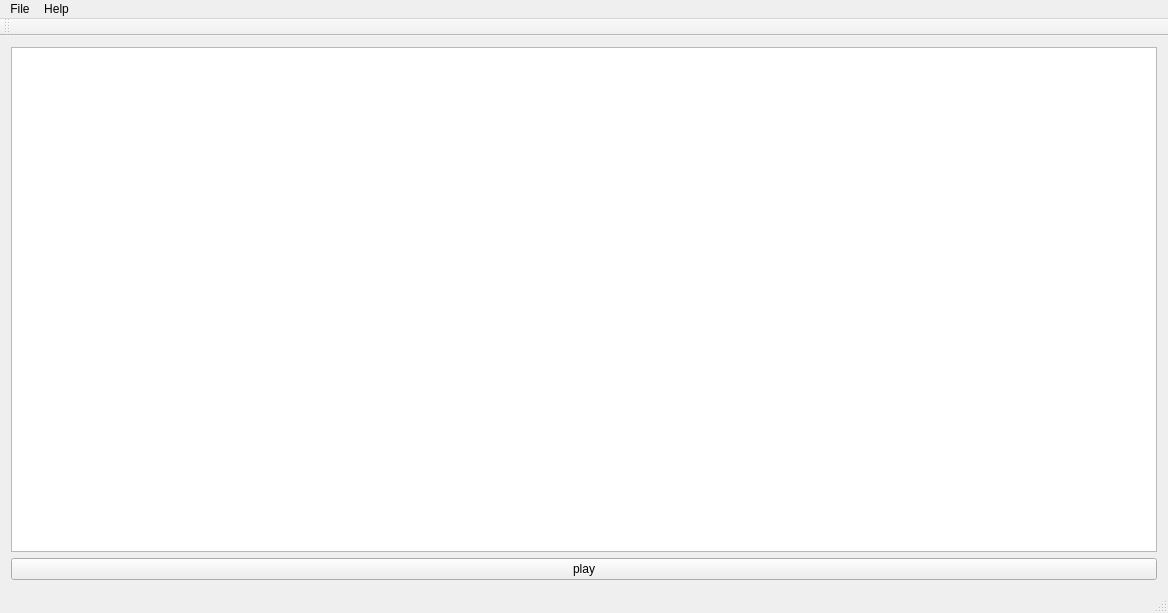
Above: mainwindow.ui from Aoriseth/Qt-game-with-AStar-pathfinding before the change. Below: the same form after it.
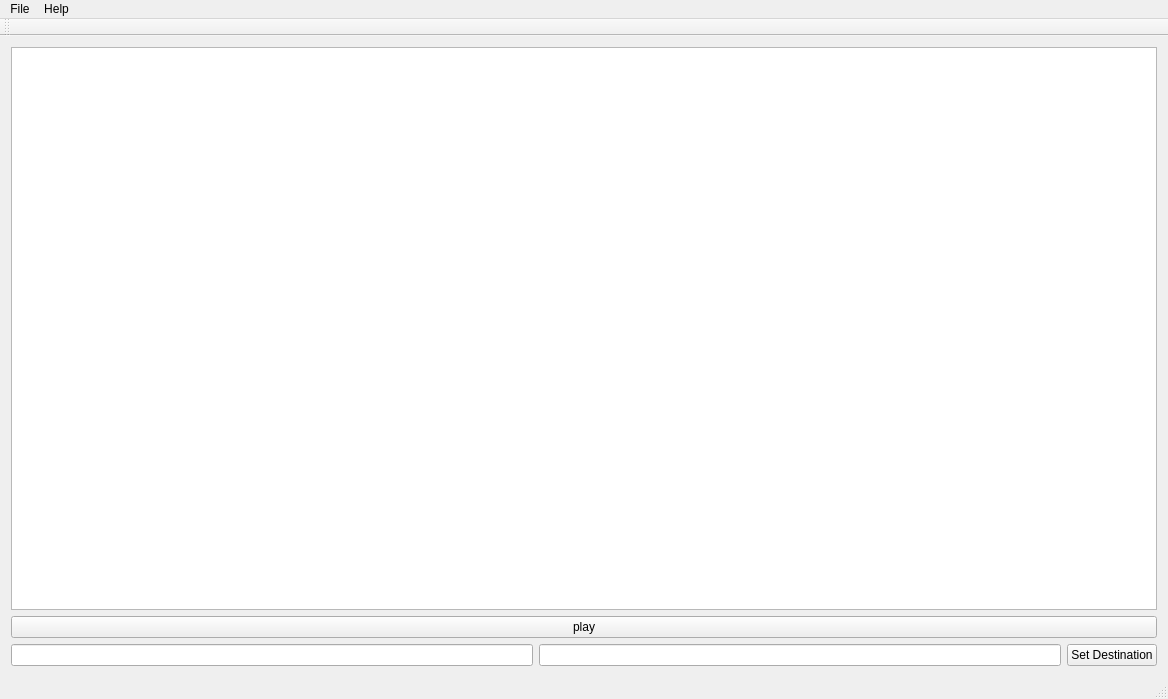
That is the form after the change.

Commit message: split code into logic and view add functions for all classes to facilitate this change added set destination functionality to the interface modified code to allow changing the destination indefinately modified code to allow changing the destination visual store protagonist location when pathfinding is complete -> this allows pathfinding to continue from the last location of the protagonist modified a lot of other small things to make everything work properly

```diff
--- a/mainwindow.ui
+++ b/mainwindow.ui
@@ -7,7 +7,7 @@
     <x>0</x>
     <y>0</y>
     <width>1168</width>
-    <height>613</height>
+    <height>699</height>
    </rect>
   </property>
   <property name="windowTitle">
@@ -29,6 +29,30 @@
       </property>
      </widget>
     </item>
+    <item row="0" column="0">
+     <layout class="QVBoxLayout" name="verticalLayout">
+      <item>
+       <widget class="QGraphicsView" name="graphicsView"/>
+      </item>
+     </layout>
+    </item>
+    <item row="2" column="0">
+     <layout class="QHBoxLayout" name="horizontalLayout">
+      <item>
+       <widget class="QLineEdit" name="lineEditX"/>
+      </item>
+      <item>
+       <widget class="QLineEdit" name="lineEditY"/>
+      </item>
+      <item>
+       <widget class="QPushButton" name="pushButton_2">
+        <property name="text">
+         <string>Set Destination</string>
+        </property>
+       </widget>
+      </item>
+     </layout>
+    </item>
    </layout>
   </widget>
   <widget class="QMenuBar" name="menuBar">
```
Left out of the diff: 24 changed lines with no effect on the pictures. The commit also changes 4 other files.
